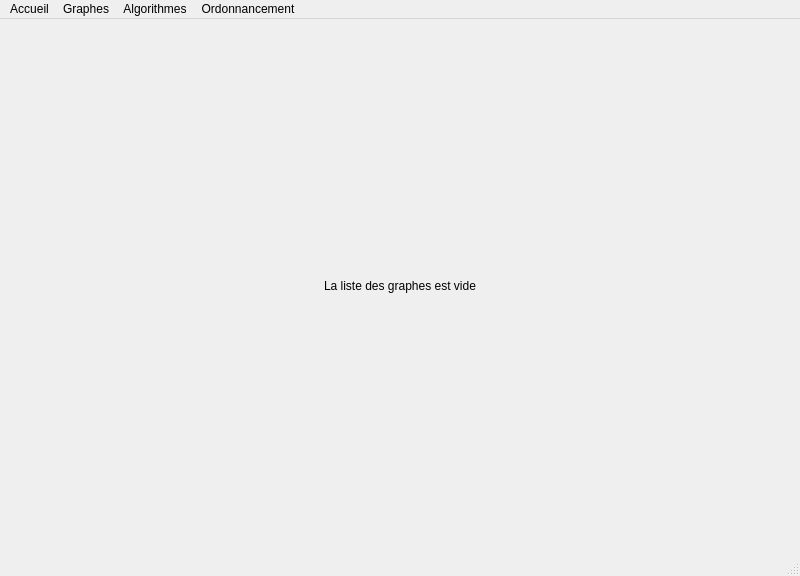
Qt form ProjetGraphesAlgo/mainwindow.ui (AnthonyHoffstetter/Graphes-et-Algorithmes) before a commit.
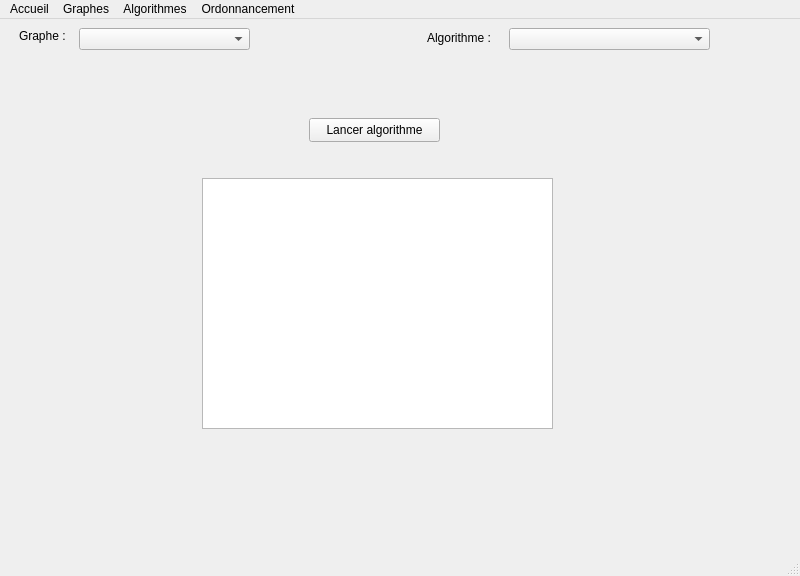
The same form after that commit. The open tabs and pages were chosen to show the change.

Commit message: Gros travail sur les algorithmes et l'interface graphique

The edit to the form file:
```diff
--- a/ProjetGraphesAlgo/mainwindow.ui
+++ b/ProjetGraphesAlgo/mainwindow.ui
@@ -15,11 +15,138 @@
   </property>
   <widget class="QWidget" name="centralwidget">
    <layout class="QHBoxLayout" name="horizontalLayout">
-    <item alignment="Qt::AlignmentFlag::AlignHCenter|Qt::AlignmentFlag::AlignVCenter">
-     <widget class="QLabel" name="label">
-      <property name="text">
-       <string>La liste des graphes est vide</string>
-      </property>
+    <item>
+     <widget class="QStackedWidget" name="stackedWidget">
+      <widget class="QWidget" name="page_accueil">
+       <widget class="QComboBox" name="comboGraphesAccueil">
+        <property name="geometry">
+         <rect>
+          <x>10</x>
+          <y>0</y>
+          <width>141</width>
+          <height>22</height>
+         </rect>
+        </property>
+       </widget>
+       <widget class="QGraphicsView" name="graphicsView">
+        <property name="geometry">
+         <rect>
+          <x>10</x>
+          <y>40</y>
+          <width>751</width>
+          <height>461</height>
+         </rect>
+        </property>
+       </widget>
+      </widget>
+      <widget class="QWidget" name="page_graphes">
+       <widget class="QTableWidget" name="tableGraphes">
+        <property name="geometry">
+         <rect>
+          <x>120</x>
+          <y>30</y>
+          <width>491</width>
+          <height>421</height>
+         </rect>
+        </property>
+        <column>
+         <property name="text">
+          <string>Nom</string>
+         </property>
+        </column>
+        <column>
+         <property name="text">
+          <string>Nbr sommets</string>
+         </property>
+        </column>
+        <column>
+         <property name="text">
+          <string>Nbr arêtes</string>
+         </property>
+        </column>
+        <column>
+         <property name="text">
+          <string>Orienté</string>
+         </property>
+        </column>
+        <column>
+         <property name="text">
+          <string>Valué</string>
+         </property>
+        </column>
+       </widget>
+      </widget>
+      <widget class="QWidget" name="page_algos">
+       <widget class="QComboBox" name="comboGrapheAlgo">
+        <property name="geometry">
+         <rect>
+          <x>70</x>
+          <y>0</y>
+          <width>171</width>
+          <height>22</height>
+         </rect>
+        </property>
+       </widget>
+       <widget class="QComboBox" name="comboAlgo">
+        <property name="geometry">
+         <rect>
+          <x>500</x>
+          <y>0</y>
+          <width>201</width>
+          <height>22</height>
+         </rect>
+        </property>
+       </widget>
+       <widget class="QLabel" name="label">
+        <property name="geometry">
+         <rect>
+          <x>10</x>
+          <y>0</y>
+          <width>49</width>
+          <height>16</height>
+         </rect>
+        </property>
+        <property name="text">
+         <string>Graphe :</string>
+        </property>
+       </widget>
+       <widget class="QLabel" name="label_2">
+        <property name="geometry">
+         <rect>
+          <x>418</x>
+          <y>0</y>
+          <width>71</width>
+          <height>20</height>
+         </rect>
+        </property>
+        <property name="text">
+         <string>Algorithme :</string>
+        </property>
+       </widget>
+       <widget class="QPlainTextEdit" name="resultatAlgo">
+        <property name="geometry">
+         <rect>
+          <x>193</x>
+          <y>150</y>
+          <width>351</width>
+          <height>251</height>
+         </rect>
+        </property>
+       </widget>
+       <widget class="QPushButton" name="buttonLancerAlgo">
+        <property name="geometry">
+         <rect>
+          <x>300</x>
+          <y>90</y>
+          <width>131</width>
+          <height>24</height>
+         </rect>
+        </property>
+        <property name="text">
+         <string>Lancer algorithme</string>
+        </property>
+       </widget>
+      </widget>
      </widget>
     </item>
    </layout>
```
Left out of the diff: 18 changed lines with no effect on the pictures. The commit also changes 13 other files.
